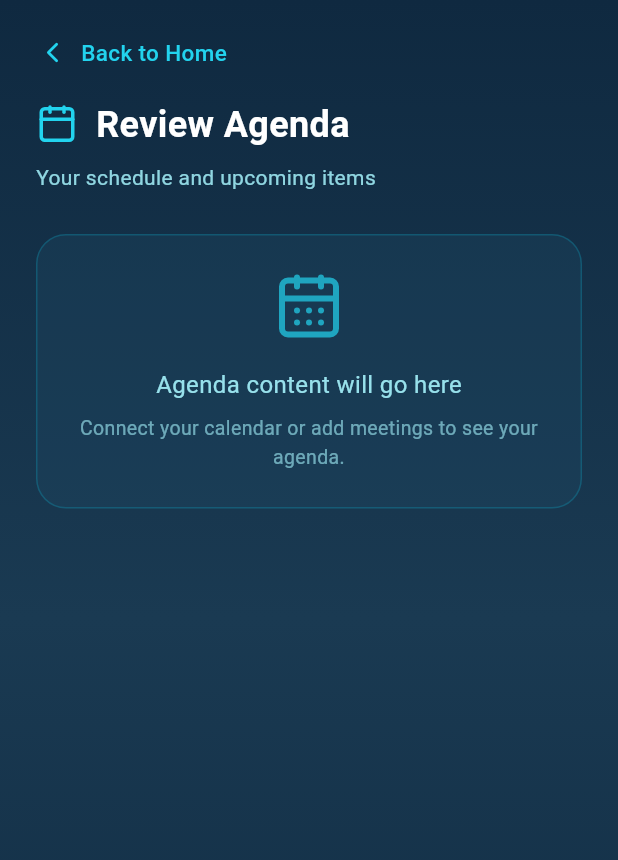
After one commit to Hachani-mohamedsaid/Pi_Dev_Agent_Ai, a Flutter app: the AgendaPage screen opened by its route, on a phone screen of 412 x 824 dp. The commit adds this screen. Shown: the top 860 px of the screen. Run offline on Flutter 3.47's test engine with Material 3 defaults, Android fonts, the phone set to English and light mode, and no system bars; our stand-ins replace fl_chart, flutter_animate, flutter_svg, flutter_tts, geolocator, go_router and 7 more; missing offline and left inert: dart:html, google_sign_in_web, openai_tts; accounts and stored records are empty.

Commit message:
routes fix for agenda

```diff
--- a/lib/core/routing/app_router.dart
+++ b/lib/core/routing/app_router.dart
@@ -21,6 +21,7 @@ import '../../presentation/pages/voice_assistant_page.dart';
 import '../../presentation/pages/chat_page.dart';
 import '../../presentation/pages/suggestions_feed_page.dart';
 import '../../presentation/pages/meeting_detail_page.dart';
+import '../../presentation/pages/agenda_page.dart';
 import '../../features/meeting_hub/screens/meeting_hub_screen.dart';
 import '../../features/meeting_hub/screens/active_meeting_screen.dart';
 import '../../features/meeting_hub/screens/meeting_transcript_screen.dart';
@@ -290,6 +291,14 @@ final appRouter = GoRouter(
         child: SuggestionsFeedPage(
           controller: InjectionContainer.instance.buildAuthController(),
         ),
+      ),
+    ),
+    GoRoute(
+      path: '/agenda',
+      pageBuilder: (context, state) => _fadeScaleTransition(
+        context: context,
+        state: state,
+        child: const AgendaPage(),
       ),
     ),
     GoRoute(
--- /dev/null
+++ b/lib/presentation/pages/agenda_page.dart
@@ -0,0 +1,97 @@
+import 'package:flutter/material.dart';
+import 'package:go_router/go_router.dart';
+import 'package:lucide_icons/lucide_icons.dart';
+import '../../core/theme/app_colors.dart';
+import '../../core/utils/responsive.dart';
+
+/// Agenda screen: review schedule / agenda. Placeholder for now.
+class AgendaPage extends StatelessWidget {
+  const AgendaPage({super.key});
+
+  @override
+  Widget build(BuildContext context) {
+    final padding = Responsive.getResponsiveValue(context, mobile: 24.0, tablet: 32.0, desktop: 48.0);
+
+    return Scaffold(
+      body: Container(
+        decoration: const BoxDecoration(
+          gradient: LinearGradient(
+            begin: Alignment.topCenter,
+            end: Alignment.bottomCenter,
+            colors: [Color(0xFF0f2940), Color(0xFF1a3a52), Color(0xFF0f2940)],
+          ),
+        ),
+        child: SafeArea(
+          child: Padding(
+            padding: EdgeInsets.fromLTRB(padding, 24, padding, 24),
+            child: Column(
+              crossAxisAlignment: CrossAxisAlignment.start,
+              children: [
+                GestureDetector(
+                  onTap: () => context.go('/home'),
+                  child: Row(
+                    mainAxisSize: MainAxisSize.min,
+                    children: [
+                      Icon(LucideIcons.chevronLeft, color: AppColors.cyan400, size: 22),
+                      const SizedBox(width: 8),
+                      Text(
+                        'Back to Home',
+                        style: TextStyle(color: AppColors.cyan400, fontSize: 15, fontWeight: FontWeight.w500),
+                      ),
+                    ],
+                  ),
+                ),
+                SizedBox(height: Responsive.getResponsiveValue(context, mobile: 20.0, tablet: 24.0, desktop: 28.0)),
+                Row(
+                  children: [
+                    Icon(LucideIcons.calendar, color: AppColors.cyan400, size: 28),
+                    const SizedBox(width: 12),
+                    Text(
+                      'Review Agenda',
+                      style: TextStyle(
+                        fontSize: Responsive.getResponsiveValue(context, mobile: 24.0, tablet: 28.0, desktop: 32.0),
+                        fontWeight: FontWeight.bold,
+                        color: Colors.white,
+                      ),
+                    ),
+                  ],
+                ),
+                const SizedBox(height: 8),
+                Text(
+                  'Your schedule and upcoming items',
+                  style: TextStyle(color: AppColors.textCyan200.withOpacity(0.85), fontSize: 14),
+                ),
+                SizedBox(height: Responsive.getResponsiveValue(context, mobile: 28.0, tablet: 32.0, desktop: 40.0)),
+                Container(
+                  width: double.infinity,
+                  padding: const EdgeInsets.all(24),
+                  decoration: BoxDecoration(
+                    color: AppColors.primaryLight.withOpacity(0.3),
+                    borderRadius: BorderRadius.circular(20),
+                    border: Border.all(color: AppColors.cyan500.withOpacity(0.25)),
+                  ),
+                  child: Column(
+                    children: [
+                      Icon(LucideIcons.calendarDays, color: AppColors.cyan400.withOpacity(0.7), size: 48),
+                      const SizedBox(height: 16),
+                      Text(
+                        'Agenda content will go here',
+                        style: TextStyle(color: AppColors.textCyan200.withOpacity(0.9), fontSize: 16),
+                      ),
+                      const SizedBox(height: 8),
+                      Text(
+                        'Connect your calendar or add meetings to see your agenda.',
+                        style: TextStyle(color: AppColors.textCyan200.withOpacity(0.6), fontSize: 13),
+                        textAlign: TextAlign.center,
+                      ),
+                    ],
+                  ),
+                ),
+              ],
+            ),
+          ),
+        ),
+      ),
+    );
+  }
+}
--- a/lib/presentation/pages/home_screen.dart
+++ b/lib/presentation/pages/home_screen.dart
@@ -2341,7 +2341,7 @@ class _HomeScreenState extends State<HomeScreen> with TickerProviderStateMixin {
         ? '$_meetingsTodayCount meeting${_meetingsTodayCount == 1 ? '' : 's'} today'
         : null;
     return [
-      {'title': 'Meeting Hub', 'subtitle': meetingsText, 'icon': LucideIcons.video, 'route': '/meetings', 'color': const Color(0xFFA855F7)},
+      {'title': 'Review Agenda', 'subtitle': meetingsText, 'icon': LucideIcons.calendar, 'route': '/agenda', 'color': const Color(0xFFA855F7)},
       {'title': 'AI Financial Simulation', 'subtitle': null, 'icon': LucideIcons.calculator, 'route': '/advisor', 'color': const Color(0xFF10B981)},
       {'title': 'Mon business', 'subtitle': null, 'icon': LucideIcons.briefcase, 'route': '/my-business', 'color': const Color(0xFF8B5CF6)},
       {'title': 'Phone Agent', 'subtitle': '$phoneTotal calls • $phoneImportant important', 'icon': LucideIcons.phone, 'route': '/phone-agent', 'color': const Color(0xFF06B6D4)},
```
Also changed, not shown: 1 other file.
